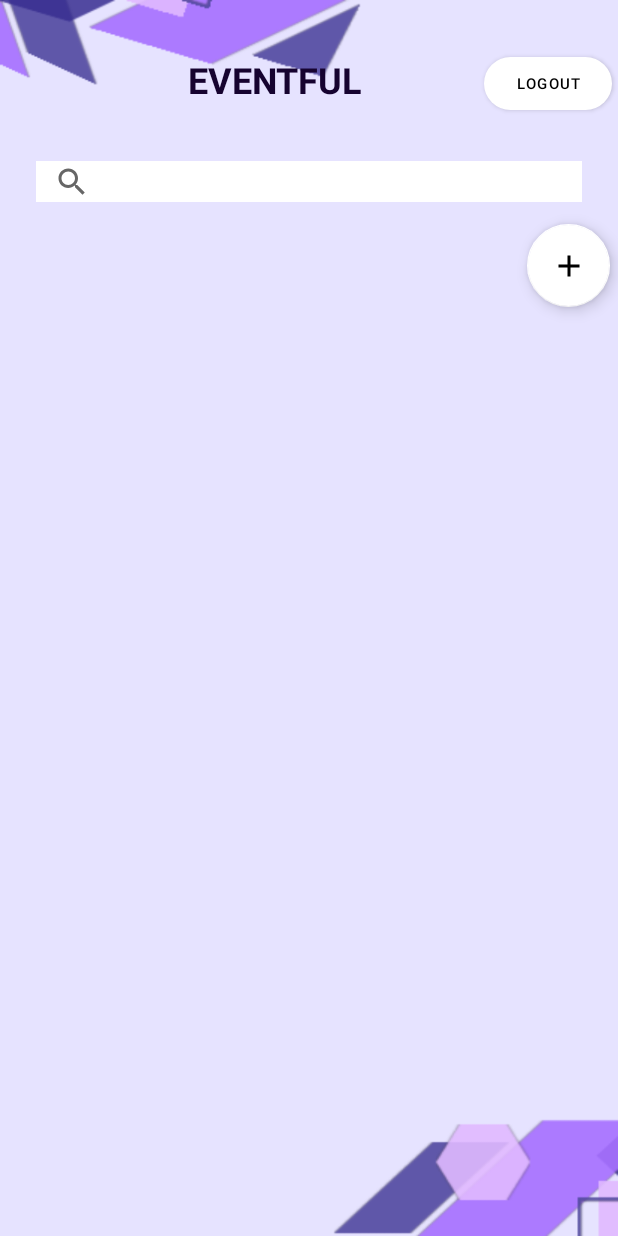
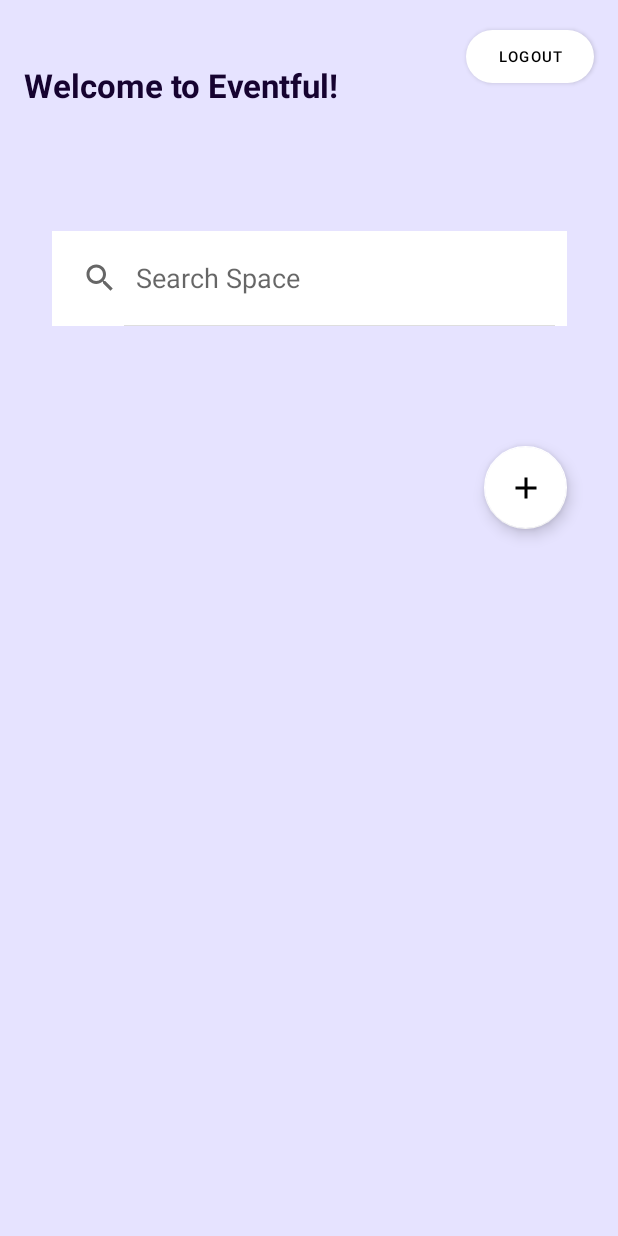
Before and after one commit to HessahAlsubaie/IT320Project, an Android app: the home screen opened directly, with no data from a screen before it, on a phone screen of 412 x 824 dp. Run offline under Robolectric (Android 15) with nearby library versions, the phone set to English and light mode, and no system bars.

Commit message:
new update

```diff
--- a/app/src/main/java/com/example/it320project/SpaceListAdapter.java
+++ b/app/src/main/java/com/example/it320project/SpaceListAdapter.java
@@ -77,7 +77,7 @@ public class SpaceListAdapter extends RecyclerView.Adapter<SpaceListAdapter.View
 
     @Override
     //get the elements from database and replace the content of the view with the data
-    public void onBindViewHolder(@NonNull SpaceListAdapter.ViewHolder viewHolder, @SuppressLint("RecyclerView") final int i) {
+    /*public void onBindViewHolder(@NonNull SpaceListAdapter.ViewHolder viewHolder, @SuppressLint("RecyclerView") final int i) {
         Space spaces = spacesList.get(i);
         viewHolder.rowName.setText(spaces.getName());
         viewHolder.rowLoc.setText(spaces.getLocation());
@@ -118,6 +118,44 @@ public class SpaceListAdapter extends RecyclerView.Adapter<SpaceListAdapter.View
 
 
 
+    }*/
+
+    public void onBindViewHolder(@NonNull SpaceListAdapter.ViewHolder viewHolder, @SuppressLint("RecyclerView") final int i) {
+        Space spaces = spacesList.get(i);
+        viewHolder.rowName.setText(spaces.getName());
+        viewHolder.rowLoc.setText(spaces.getLocation());
+        viewHolder.rowCateg.setText(spaces.getCategory());
+
+        // Retrieve the photo data from the current Space object
+        byte[] photoData = spaces.getPhoto();
+
+        // If the photo data exists, decode it as a Bitmap and display it in the ImageView
+        if (photoData != null) {
+            Bitmap photoBitmap = BitmapFactory.decodeByteArray(photoData, 0, photoData.length);
+            viewHolder.imageView.setImageBitmap(photoBitmap);
+        } else {
+            // If the photo data is null, set a default image in the ImageView
+            viewHolder.imageView.setImageResource(R.drawable.home);
+        }
+
+        viewHolder.deleteBtn.setOnClickListener(new View.OnClickListener() {
+            @Override
+            public void onClick(View view) {
+
+                // Get the clicked space object
+                int position = viewHolder.getAdapterPosition();
+                showDeleteConfirmationDialog(position);
+            }
+        });
+
+        // Set the click listener for the view details button
+        viewHolder.viewBtn.setOnClickListener(new View.OnClickListener() {
+            @Override
+            public void onClick(View view) {
+                // Show the details of the item at the current position
+                showDetails(view, spaces);
+            }
+        });
     }
 
     @Override
--- a/app/src/main/res/drawable/rounded_background.xml
+++ b/app/src/main/res/drawable/rounded_background.xml
@@ -3,5 +3,6 @@
     android:shape="rectangle">
     <corners android:radius="60dp"/>
     <solid android:color="#E6E3FF"/>
-    <stroke android:width="1dp" android:color="@color/black"/>
+
+    <stroke android:width="1dp" android:color="@color/white"/>
 </shape>
--- a/app/src/main/res/layout/activity_home.xml
+++ b/app/src/main/res/layout/activity_home.xml
@@ -4,25 +4,20 @@
     xmlns:tools="http://schemas.android.com/tools"
     android:layout_width="match_parent"
     android:layout_height="match_parent"
-    android:background="@drawable/background_home"
+    android:background="#E6E3FF"
     tools:context=".home">
 
 
     <TextView
         android:id="@+id/textEventful"
-        android:layout_width="126dp"
-        android:layout_height="44dp"
-        android:layout_marginStart="125dp"
-        android:layout_marginTop="27dp"
-        android:layout_marginEnd="71dp"
-        android:layout_marginBottom="6dp"
-        android:text="EVENTFUL"
+        android:layout_width="252dp"
+        android:layout_height="39dp"
+        android:layout_marginStart="16dp"
+        android:layout_marginTop="42dp"
+        android:text="Welcome to Eventful!"
         android:textColor="#160330"
-        android:textSize="24dp"
+        android:textSize="22dp"
         android:textStyle="bold"
-        app:layout_constraintBottom_toTopOf="@+id/searchView"
-        app:layout_constraintEnd_toStartOf="@+id/logoutBtn"
-        app:layout_constraintHorizontal_bias="1.0"
         app:layout_constraintStart_toStartOf="parent"
         app:layout_constraintTop_toTopOf="parent" />
 
@@ -30,62 +25,62 @@
         android:id="@+id/logoutBtn"
         android:layout_width="85dp"
         android:layout_height="35dp"
-        android:layout_marginTop="33dp"
-        android:layout_marginEnd="4dp"
-        android:layout_marginBottom="30dp"
+        android:layout_marginStart="44dp"
+        android:layout_marginTop="20dp"
+        android:layout_marginEnd="24dp"
         android:background="@drawable/custom_button"
         android:text="Logout"
         android:textColor="@color/black"
         android:textSize="10dp"
         app:backgroundTint='@color/white'
-        app:layout_constraintBottom_toTopOf="@+id/searchView"
         app:layout_constraintEnd_toEndOf="parent"
+        app:layout_constraintHorizontal_bias="0.2"
+        app:layout_constraintStart_toEndOf="@+id/textEventful"
         app:layout_constraintTop_toTopOf="parent" />
 
+
     <SearchView
-        android:id="@+id/searchView"
-        android:layout_width="364dp"
-        android:layout_height="27dp"
-        android:layout_marginStart="23dp"
-        android:layout_marginTop="12dp"
-        android:layout_marginEnd="24dp"
-        android:layout_marginBottom="1dp"
+        android:id="@+id/search_bar"
+        android:layout_width="343dp"
+        android:layout_height="63dp"
+        android:layout_marginStart="34dp"
+        android:layout_marginTop="28dp"
+        android:layout_marginEnd="34dp"
+        android:layout_marginBottom="36dp"
         android:background="@color/white"
-        android:queryHint="Search Spaces"
+        android:iconifiedByDefault="false"
+        android:queryHint="Search Space "
         app:layout_constraintBottom_toTopOf="@+id/Addbtn"
         app:layout_constraintEnd_toEndOf="parent"
         app:layout_constraintStart_toStartOf="parent"
-        app:layout_constraintTop_toBottomOf="@+id/textEventful" />
+        app:layout_constraintTop_toBottomOf="@+id/textEventful">
+
+    </SearchView>
 
     <com.google.android.material.floatingactionbutton.FloatingActionButton
         android:id="@+id/Addbtn"
         android:layout_width="58dp"
         android:layout_height="55dp"
-        android:layout_marginStart="351dp"
-        android:layout_marginTop="4dp"
-        android:layout_marginEnd="5dp"
-        android:layout_marginBottom="20dp"
+        android:layout_marginStart="322dp"
+        android:layout_marginEnd="34dp"
+        android:layout_marginBottom="10dp"
         android:clickable="true"
         app:backgroundTint="#FFFFFF"
         app:layout_constraintBottom_toTopOf="@+id/rwMain"
         app:layout_constraintEnd_toEndOf="parent"
         app:layout_constraintStart_toStartOf="parent"
-        app:layout_constraintTop_toBottomOf="@+id/searchView"
         app:rippleColor="#EAE6E6"
         app:srcCompat="@drawable/baseline_add_24" />
 
     <androidx.recyclerview.widget.RecyclerView
         android:id="@+id/rwMain"
-        android:layout_width="401dp"
-        android:layout_height="546dp"
+        android:layout_width="412dp"
+        android:layout_height="413dp"
+        android:layout_marginBottom="48dp"
         android:scrollbars='vertical'
-        android:layout_marginStart="24dp"
-        android:layout_marginTop="33dp"
-        android:layout_marginEnd="24dp"
-        android:layout_marginBottom="2dp"
         app:layout_constraintBottom_toBottomOf="parent"
         app:layout_constraintEnd_toEndOf="parent"
-        app:layout_constraintStart_toStartOf="parent"
-        app:layout_constraintTop_toBottomOf="@+id/Addbtn" />
+        app:layout_constraintHorizontal_bias="1.0"
+        app:layout_constraintStart_toStartOf="parent" />
 
 </androidx.constraintlayout.widget.ConstraintLayout>
```
